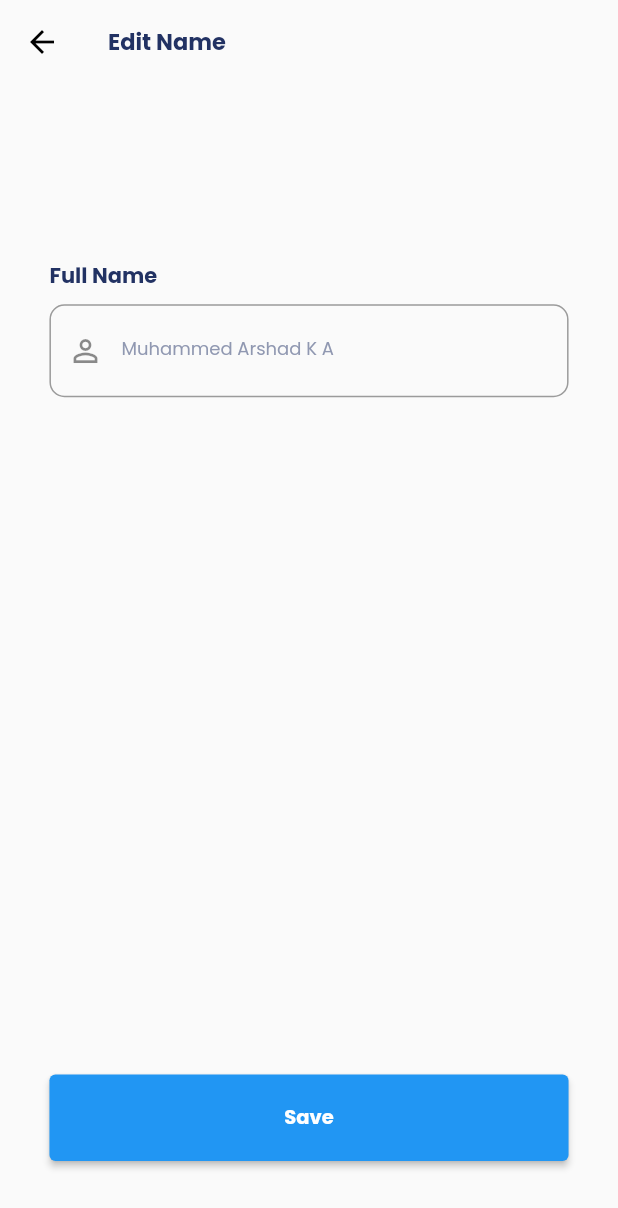
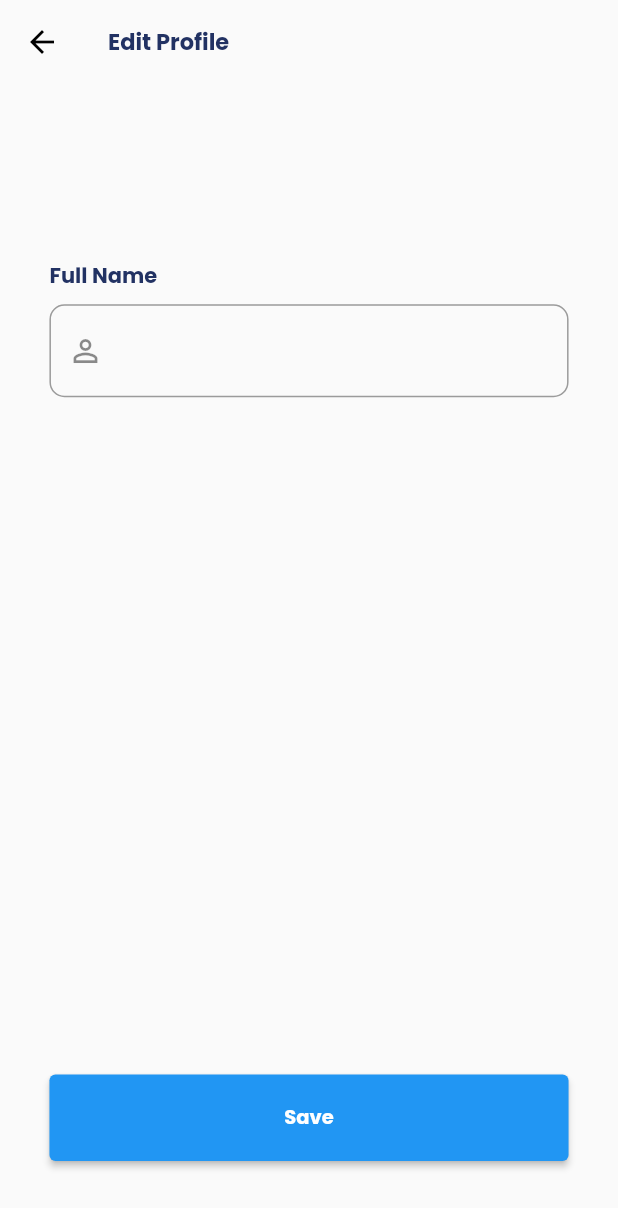
Before and after one commit to a-r-s-h-a-d/smartbuy, a Flutter app: the Gender screen opened directly, after a tap on "Save", after a tap on "Muhammed Arshad K A", on a phone screen of 412 x 824 dp. Shown: the top 1208 px of the screen. Run offline on Flutter 3.47's test engine with Material 2 defaults, Android fonts, the light colour scheme and no system bars; our stand-ins replace flutter_signin_button.

Commit message:
profile done-validation left to done(UI)

```diff
--- a/lib/presentation/main_page/widgets/bottom_nav.dart
+++ b/lib/presentation/main_page/widgets/bottom_nav.dart
@@ -12,6 +12,7 @@ class BottomNavigationWidgets extends StatelessWidget {
       valueListenable: indexChangeNotifier,
       builder: (context, int newIndex, _) {
         return BottomNavigationBar(
+          type: BottomNavigationBarType.fixed,
           currentIndex: newIndex,
           onTap: (index) {
             indexChangeNotifier.value = index;
--- a/lib/presentation/profile/edit/name.dart
+++ /dev/null
@@ -1,58 +0,0 @@
-import 'package:flutter/material.dart';
-import 'package:smartbuy/core/colors/colors.dart';
-import 'package:smartbuy/core/constants.dart';
-import 'package:smartbuy/presentation/profile/screen_profile.dart';
-import 'package:smartbuy/presentation/widgets/customtextformfield.dart';
-
-class FullName extends StatelessWidget {
-  const FullName({super.key});
-
-  @override
-  Widget build(BuildContext context) {
-    final height = MediaQuery.of(context).size.height;
-    final width = MediaQuery.of(context).size.width;
-    return Scaffold(
-      appBar: PreferredSize(
-        preferredSize: Size.fromHeight(height * 0.15),
-        child: AppBar(
-          iconTheme: const IconThemeData(color: Colors.black),
-          backgroundColor: Colors.transparent,
-          elevation: 0,
-          title: boldTextStyle(15, kDarkColor, 'Edit Name'),
-        ),
-      ),
-      body: Padding(
-        padding: EdgeInsets.symmetric(horizontal: width * 0.08, vertical: 50),
-        child: Column(
-          mainAxisAlignment: MainAxisAlignment.spaceBetween,
-          children: [
-            Column(
-              crossAxisAlignment: CrossAxisAlignment.start,
-              children: [
-                boldTextStyle(14, kDarkColor, 'Full Name')!,
-                SizedBox(height: height * 0.01),
-                const CustomTextFormField(
-                    icon: Icons.person_outline,
-                    label: 'Muhammed Arshad K A',
-                    keyboardType: TextInputType.name),
-              ],
-            ),
-            kheight50,
-            SizedBox(
-              height: height * 0.07,
-              width: width * 0.9,
-              child: ElevatedButton(
-                onPressed: () {
-                  Navigator.of(context).pushReplacement(MaterialPageRoute(
-                    builder: (context) => const ScreenProfile(),
-                  ));
-                },
-                child: boldTextStyle(13, kWhiteColor, 'Save'),
-              ),
-            ),
-          ],
-        ),
-      ),
-    );
-  }
-}
--- a/lib/presentation/profile/screen_profile.dart
+++ b/lib/presentation/profile/screen_profile.dart
@@ -2,8 +2,8 @@ import 'package:flutter/material.dart';
 import 'package:smartbuy/core/colors/colors.dart';
 import 'package:smartbuy/core/constants.dart';
 import 'package:smartbuy/presentation/account/widgets/account_tile.dart';
-import 'package:smartbuy/presentation/profile/edit/gender.dart';
-import 'package:smartbuy/presentation/profile/edit/name.dart';
+import 'package:smartbuy/presentation/profile/widgets/custom_editprofile.dart';
+import 'package:smartbuy/presentation/profile/widgets/gender.dart';
 
 class ScreenProfile extends StatelessWidget {
   const ScreenProfile({super.key});
@@ -23,6 +23,7 @@ class ScreenProfile extends StatelessWidget {
       ),
       body: Padding(
         padding: const EdgeInsets.all(10),
+        child: SingleChildScrollView(
           child: Column(
             children: [
               Center(
@@ -36,7 +37,10 @@ class ScreenProfile extends StatelessWidget {
               const AccountTile(
                 icon: Icons.person_outline,
                 title: 'Muhammed Arshad K A',
-              route: FullName(),
+                route: CustomEditScreen(
+                    fieldname: 'Full Name',
+                    icon: Icons.person_outline,
+                    keyboardtype: TextInputType.name),
               ),
               kheight10,
               const AccountTile(
@@ -48,27 +52,40 @@ class ScreenProfile extends StatelessWidget {
               const AccountTile(
                 icon: Icons.calendar_month,
                 title: '16-05-2000',
-              route: ScreenProfile(),
+                route: CustomEditScreen(
+                    fieldname: 'Date of Birth',
+                    icon: Icons.calendar_month,
+                    keyboardtype: TextInputType.datetime),
               ),
               kheight10,
               const AccountTile(
-              icon: Icons.email_outlined,
+                icon: Icons.mail_outline,
                 title: 'arshad@gmail.com',
-              route: ScreenProfile(),
+                route: CustomEditScreen(
+                    fieldname: 'e-mail',
+                    icon: Icons.mail_outline,
+                    keyboardtype: TextInputType.emailAddress),
               ),
               kheight10,
               const AccountTile(
                 icon: Icons.smartphone,
-              title: '9446854779',
-              route: ScreenProfile(),
+                title: '+91 9446854779',
+                route: CustomEditScreen(
+                    fieldname: 'Phone Number',
+                    icon: Icons.smartphone,
+                    keyboardtype: TextInputType.emailAddress),
               ),
               kheight10,
               const AccountTile(
                 icon: Icons.lock_outline,
                 title: 'Change Password',
-              route: ScreenProfile(),
+                route: CustomEditScreen(
+                    fieldname: 'Old Password',
+                    icon: Icons.lock_outline,
+                    keyboardtype: TextInputType.visiblePassword),
               ),
             ],
+          ),
         ),
       ),
     );
--- /dev/null
+++ b/lib/presentation/profile/widgets/custom_editprofile.dart
@@ -0,0 +1,96 @@
+import 'package:flutter/material.dart';
+import 'package:smartbuy/core/colors/colors.dart';
+import 'package:smartbuy/core/constants.dart';
+import 'package:smartbuy/presentation/profile/screen_profile.dart';
+import 'package:smartbuy/presentation/widgets/customtextformfield.dart';
+
+class CustomEditScreen extends StatelessWidget {
+  // final Widget route;
+  final String fieldname;
+  final IconData icon;
+  final TextInputType keyboardtype;
+  const CustomEditScreen({
+    // required this.route,
+    required this.fieldname,
+    required this.icon,
+    required this.keyboardtype,
+    super.key,
+  });
+
+  @override
+  Widget build(BuildContext context) {
+    final height = MediaQuery.of(context).size.height;
+    final width = MediaQuery.of(context).size.width;
+    bool? isVisible() {
+      if (fieldname == 'Old Password') {
+        return true;
+      }
+      return false;
+    }
+
+    return Scaffold(
+      appBar: PreferredSize(
+        preferredSize: Size.fromHeight(height * 0.15),
+        child: AppBar(
+          iconTheme: const IconThemeData(color: Colors.black),
+          backgroundColor: Colors.transparent,
+          elevation: 0,
+          title: boldTextStyle(15, kDarkColor, 'Edit Profile'),
+        ),
+      ),
+      body: Padding(
+        padding: EdgeInsets.symmetric(horizontal: width * 0.08, vertical: 50),
+        child: Column(
+          mainAxisAlignment: MainAxisAlignment.spaceBetween,
+          children: [
+            Column(
+              crossAxisAlignment: CrossAxisAlignment.start,
+              children: [
+                boldTextStyle(14, kDarkColor, fieldname)!,
+                SizedBox(height: height * 0.01),
+                CustomTextFormField(
+                  icon: icon,
+                  label: '',
+                  keyboardType: keyboardtype,
+                ),
+              ],
+            ),
+            Visibility(
+                visible: isVisible()!,
+                child: Column(
+                  crossAxisAlignment: CrossAxisAlignment.start,
+                  children: [
+                    boldTextStyle(14, kDarkColor, 'New Password')!,
+                    CustomTextFormField(
+                      icon: icon,
+                      label: '',
+                      keyboardType: keyboardtype,
+                    ),
+                    SizedBox(height: height * 0.08),
+                    boldTextStyle(14, kDarkColor, 'Confirm Password')!,
+                    CustomTextFormField(
+                      icon: icon,
+                      label: '',
+                      keyboardType: keyboardtype,
+                    ),
+                  ],
+                )),
+            kheight50,
+            SizedBox(
+              height: height * 0.07,
+              width: width * 0.9,
+              child: ElevatedButton(
+                onPressed: () {
+                  Navigator.of(context).push(MaterialPageRoute(
+                    builder: (context) => const ScreenProfile(),
+                  ));
+                },
+                child: boldTextStyle(13, kWhiteColor, 'Save'),
+              ),
+            ),
+          ],
+        ),
+      ),
+    );
+  }
+}
--- a/lib/presentation/profile/edit/gender.dart
+++ b/lib/presentation/profile/widgets/gender.dart
@@ -1,10 +1,7 @@
 import 'package:flutter/material.dart';
-import 'package:flutter/src/widgets/container.dart';
-import 'package:flutter/src/widgets/framework.dart';
 import 'package:smartbuy/core/colors/colors.dart';
 import 'package:smartbuy/core/constants.dart';
 import 'package:smartbuy/presentation/profile/screen_profile.dart';
-import 'package:smartbuy/presentation/widgets/customtextformfield.dart';
 
 class Gender extends StatelessWidget {
   const Gender({super.key});
@@ -20,7 +17,7 @@ class Gender extends StatelessWidget {
           iconTheme: const IconThemeData(color: Colors.black),
           backgroundColor: Colors.transparent,
           elevation: 0,
-          title: boldTextStyle(15, kDarkColor, 'Edit Name'),
+          title: boldTextStyle(15, kDarkColor, 'Edit Profile'),
         ),
       ),
       body: Padding(
@@ -30,15 +27,20 @@ class Gender extends StatelessWidget {
             boldTextStyle(14, kDarkColor, 'Gender')!,
             SizedBox(height: height * 0.01),
             Container(
-              decoration: BoxDecoration(border: Border.all(width: 2)),
+              decoration: BoxDecoration(
+                border: Border.all(width: 1),
+              ),
               child: DropdownButton<String>(
+                isExpanded: true,
+                value: 'Male',
+                underline: Container(),
+                onChanged: (_) {},
                 items: <String>['Male', 'Female', 'Others'].map((String value) {
                   return DropdownMenuItem<String>(
                     value: value,
                     child: Text(value),
                   );
                 }).toList(),
-                onChanged: (_) {},
               ),
             ),
             kheight50,
--- a/lib/presentation/widgets/customtextformfield.dart
+++ b/lib/presentation/widgets/customtextformfield.dart
@@ -5,16 +5,23 @@ class CustomTextFormField extends StatelessWidget {
   final IconData icon;
   final String label;
   final TextInputType keyboardType;
+  // final TextEditingController controller;
+  // final String? Function(dynamic value) validator;
   const CustomTextFormField({
     required this.icon,
     required this.label,
     required this.keyboardType,
+    // required this.controller,
+    // required this.validator,
     super.key,
   });
 
   @override
   Widget build(BuildContext context) {
-    return TextFormField(
+    final formKey = GlobalKey<FormState>();
+    return Form(
+      key: formKey,
+      child: TextFormField(
         keyboardType: keyboardType,
         decoration: InputDecoration(
           prefixIcon: Icon(icon),
@@ -25,6 +32,9 @@ class CustomTextFormField extends StatelessWidget {
           ),
         ),
         textInputAction: TextInputAction.next,
+        // validator: validator,
+        // controller: controller,
+      ),
     );
   }
 }
```
Also changed, not shown: lib/presentation/login/screen_login.dart (+27 -0 lines). Lines whose indentation alone changed are shown as unchanged.
